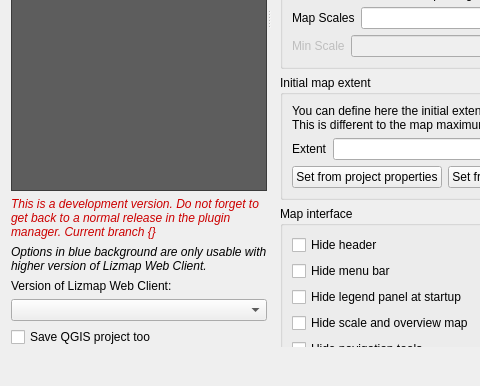
Old version of the form lizmap/resources/ui/ui_lizmap.ui in the repository 3liz/lizmap-plugin; both pictures show x 0 to 480 and y 323 to 709 of the 984 by 709 pixel window.
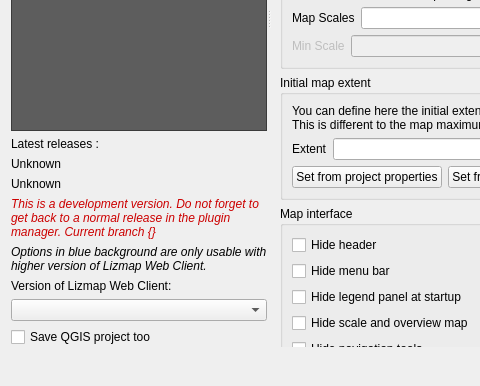
New version of the form. Custom widgets are drawn as their Qt base class.

Commit message: UX - Add LWC version checker in the UI

Diff of the .ui file:
```diff
--- a/lizmap/resources/ui/ui_lizmap.ui
+++ b/lizmap/resources/ui/ui_lizmap.ui
@@ -165,6 +165,27 @@
          </item>
         </widget>
        </item>
+       <item>
+        <widget class="QLabel" name="label">
+         <property name="text">
+          <string>Latest releases :</string>
+         </property>
+        </widget>
+       </item>
+       <item>
+        <widget class="QLabel" name="lwc_version_latest">
+         <property name="text">
+          <string>Unknown</string>
+         </property>
+        </widget>
+       </item>
+       <item>
+        <widget class="QLabel" name="lwc_version_oldest">
+         <property name="text">
+          <string>Unknown</string>
+         </property>
+        </widget>
+       </item>
        <item>
         <widget class="QLabel" name="label_dev_version">
          <property name="text">
```
The commit also changes 2 other files.
